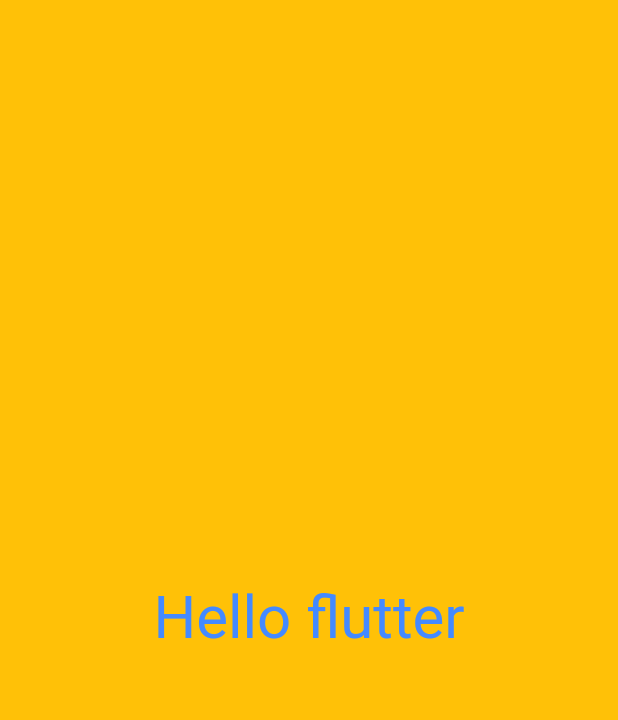
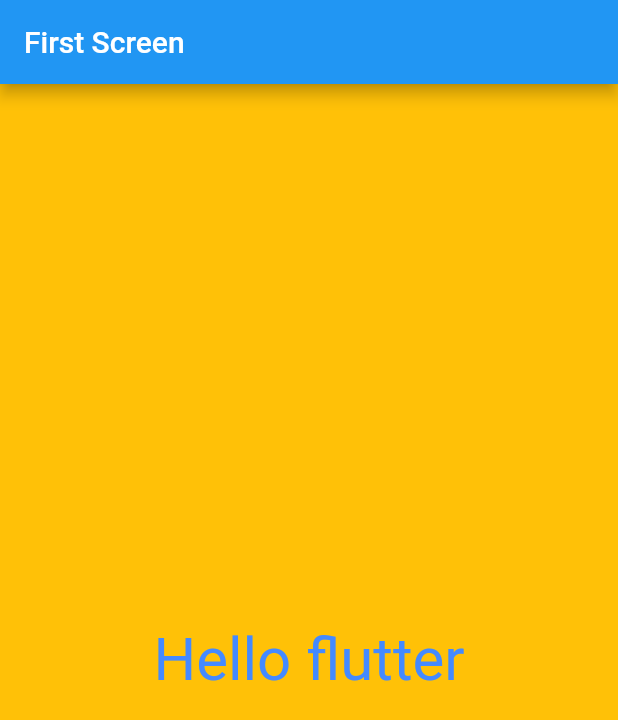
Before and after one commit to itika-j/flutter_tut, a Flutter app: the screen it shows after launch, on a phone screen of 412 x 824 dp. Shown: the top 720 px of the screen. Run offline on Flutter 3.47's test engine with Material 2 defaults, Android fonts, the phone set to English and light mode, and no system bars.

```diff
--- /dev/null
+++ b/lib/app_screens/first_screen.dart
@@ -0,0 +1,19 @@
+import 'package:flutter/material.dart';
+
+class FirstScreen extends StatelessWidget{
+  @override
+  Widget build(BuildContext context) {
+
+    return const Material(
+      color: Colors.amber,
+      child: Center(
+          child:Text(
+            "Hello flutter",
+            textDirection: TextDirection.ltr,
+            style: TextStyle(color: Colors.blueAccent,fontSize: 40.0),
+          )
+      ),
+    );
+  }
+
+}
--- a/lib/main.dart
+++ b/lib/main.dart
@@ -1,20 +1,20 @@
 import 'package:flutter/material.dart';
+import 'package:my_first_project/app_screens/first_screen.dart';
 
-void main() {
+void main() => runApp(myFlutterApp());
 
-  runApp(
-      MaterialApp(
+
+class myFlutterApp extends StatelessWidget{
+  @override
+  Widget build(BuildContext context) {
+
+    return MaterialApp(
         title: "My App",
-        home: Material(
-          color: Colors.amber,
-          child: Center(
-              child:Text(
-                  "Hello flutter",
-                  textDirection: TextDirection.ltr,
-                style: TextStyle(color: Colors.blueAccent,fontSize: 40.0),
-              )
-          ),
-        ),
-      )
-  );
+        home: Scaffold(
+          appBar: AppBar(title: Text("First Screen"),),
+          body: FirstScreen()
+        )
+    );
+  }
+
 }
```
